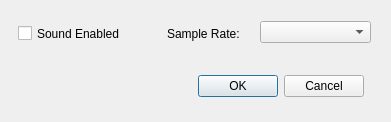
Before: the Qt Designer form platforms/qt-shared/SoundSettings.ui in drhelius/Gearboy, drawn with Qt 5.
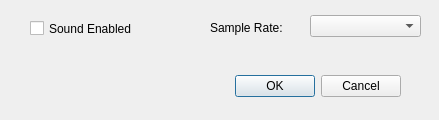
After: the same form once the commit is applied.

Commit message: toggle mix frames on video settings dialog

The edit to the form file:
```diff
--- a/platforms/qt-shared/SoundSettings.ui
+++ b/platforms/qt-shared/SoundSettings.ui
@@ -9,8 +9,8 @@
    <rect>
     <x>0</x>
     <y>0</y>
-    <width>391</width>
-    <height>122</height>
+    <width>439</width>
+    <height>120</height>
    </rect>
   </property>
   <property name="windowTitle">
@@ -22,9 +22,9 @@
   <widget class="QDialogButtonBox" name="buttonBox">
    <property name="geometry">
     <rect>
-     <x>53</x>
+     <x>150</x>
      <y>70</y>
-     <width>311</width>
+     <width>251</width>
      <height>32</height>
     </rect>
    </property>
@@ -38,8 +38,8 @@
   <widget class="QComboBox" name="comboBoxSampleRate">
    <property name="geometry">
     <rect>
-     <x>260</x>
-     <y>21</y>
+     <x>310</x>
+     <y>15</y>
      <width>111</width>
      <height>22</height>
     </rect>
@@ -48,9 +48,9 @@
   <widget class="QLabel" name="label">
    <property name="geometry">
     <rect>
-     <x>167</x>
-     <y>23</y>
-     <width>91</width>
+     <x>210</x>
+     <y>17</y>
+     <width>121</width>
      <height>21</height>
     </rect>
    </property>
@@ -61,9 +61,9 @@
   <widget class="QCheckBox" name="checkBoxSoundEnabled">
    <property name="geometry">
     <rect>
-     <x>18</x>
-     <y>25</y>
-     <width>121</width>
+     <x>30</x>
+     <y>20</y>
+     <width>141</width>
      <height>17</height>
     </rect>
    </property>
```
The commit also changes 6 other files.
